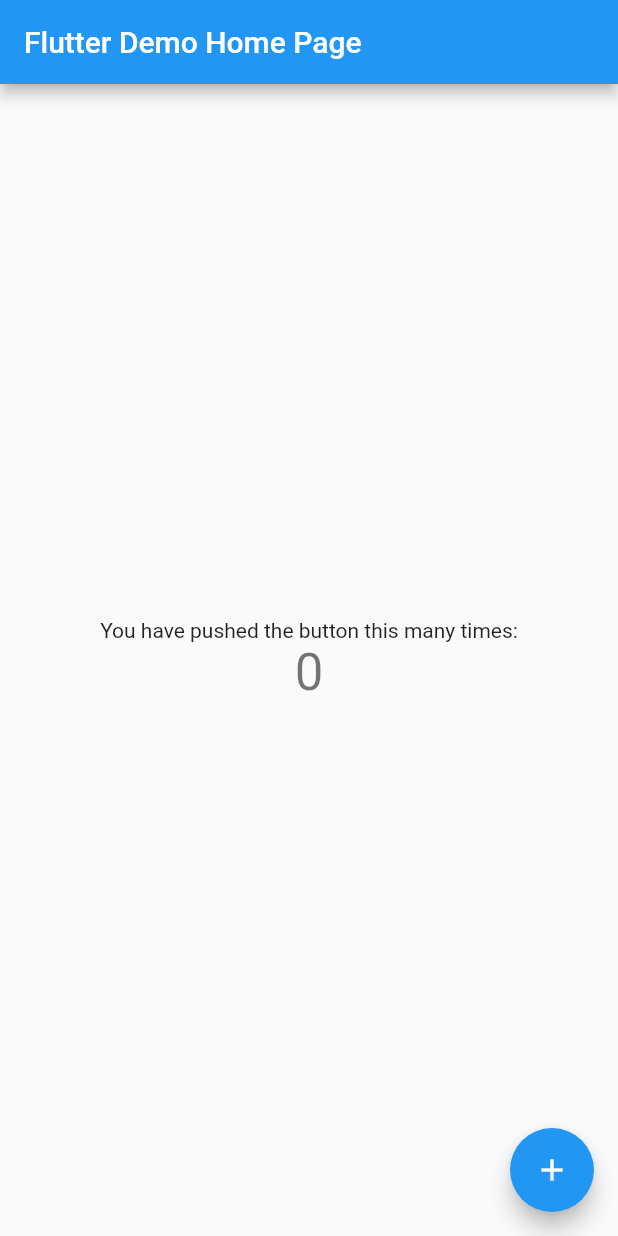
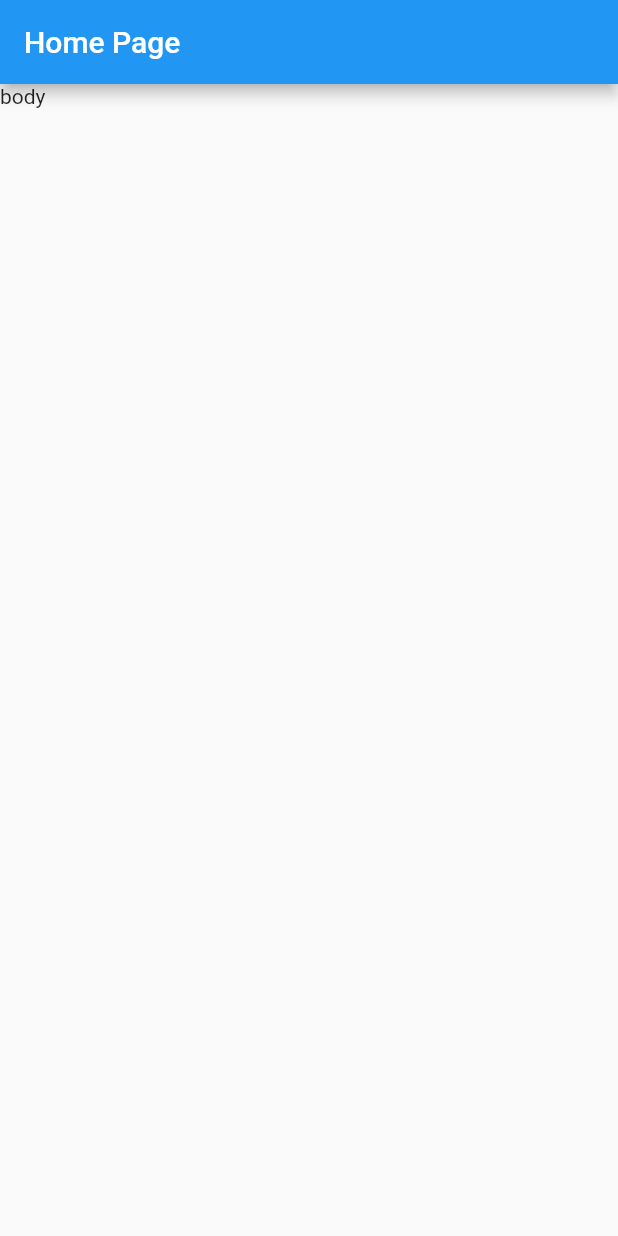
Before and after one commit to axflorezpersonal/proyectofinalsemillero, a Flutter app: the screen it shows after launch, on a phone screen of 412 x 824 dp. Run offline on Flutter 3.47's test engine with Material 2 defaults, Android fonts, the light colour scheme and no system bars.

Commit message:
Se crea pagina del home

```diff
--- a/lib/main.dart
+++ b/lib/main.dart
@@ -1,4 +1,5 @@
 import 'package:flutter/material.dart';
+import 'package:proyectofinalsemillero/src/pages/home_page.dart';
 
 void main() {
   runApp(MyApp());
@@ -22,92 +23,7 @@
         // is not restarted.
         primarySwatch: Colors.blue,
       ),
-      home: MyHomePage(title: 'Flutter Demo Home Page'),
+      home: HomePage(),
     );
   }
 }
-
-class MyHomePage extends StatefulWidget {
-  MyHomePage({Key? key, required this.title}) : super(key: key);
-
-  // This widget is the home page of your application. It is stateful, meaning
-  // that it has a State object (defined below) that contains fields that affect
-  // how it looks.
-
-  // This class is the configuration for the state. It holds the values (in this
-  // case the title) provided by the parent (in this case the App widget) and
-  // used by the build method of the State. Fields in a Widget subclass are
-  // always marked "final".
-
-  final String title;
-
-  @override
-  _MyHomePageState createState() => _MyHomePageState();
-}
-
-class _MyHomePageState extends State<MyHomePage> {
-  int _counter = 0;
-
-  void _incrementCounter() {
-    setState(() {
-      // This call to setState tells the Flutter framework that something has
-      // changed in this State, which causes it to rerun the build method below
-      // so that the display can reflect the updated values. If we changed
-      // _counter without calling setState(), then the build method would not be
-      // called again, and so nothing would appear to happen.
-      _counter++;
-    });
-  }
-
-  @override
-  Widget build(BuildContext context) {
-    // This method is rerun every time setState is called, for instance as done
-    // by the _incrementCounter method above.
-    //
-    // The Flutter framework has been optimized to make rerunning build methods
-    // fast, so that you can just rebuild anything that needs updating rather
-    // than having to individually change instances of widgets.
-    return Scaffold(
-      appBar: AppBar(
-        // Here we take the value from the MyHomePage object that was created by
-        // the App.build method, and use it to set our appbar title.
-        title: Text(widget.title),
-      ),
-      body: Center(
-        // Center is a layout widget. It takes a single child and positions it
-        // in the middle of the parent.
-        child: Column(
-          // Column is also a layout widget. It takes a list of children and
-          // arranges them vertically. By default, it sizes itself to fit its
-          // children horizontally, and tries to be as tall as its parent.
-          //
-          // Invoke "debug painting" (press "p" in the console, choose the
-          // "Toggle Debug Paint" action from the Flutter Inspector in Android
-          // Studio, or the "Toggle Debug Paint" command in Visual Studio Code)
-          // to see the wireframe for each widget.
-          //
-          // Column has various properties to control how it sizes itself and
-          // how it positions its children. Here we use mainAxisAlignment to
-          // center the children vertically; the main axis here is the vertical
-          // axis because Columns are vertical (the cross axis would be
-          // horizontal).
-          mainAxisAlignment: MainAxisAlignment.center,
-          children: <Widget>[
-            Text(
-              'You have pushed the button this many times:',
-            ),
-            Text(
-              '$_counter',
-              style: Theme.of(context).textTheme.headline4,
-            ),
-          ],
-        ),
-      ),
-      floatingActionButton: FloatingActionButton(
-        onPressed: _incrementCounter,
-        tooltip: 'Increment',
-        child: Icon(Icons.add),
-      ), // This trailing comma makes auto-formatting nicer for build methods.
-    );
-  }
-}
--- /dev/null
+++ b/lib/src/pages/home_page.dart
@@ -0,0 +1,19 @@
+import 'package:flutter/material.dart';
+
+class HomePage extends StatefulWidget {
+  HomePage({Key? key}) : super(key: key);
+
+  @override
+  _HomePageState createState() => _HomePageState();
+}
+
+class _HomePageState extends State<HomePage> {
+  @override
+  Widget build(BuildContext context) {
+    return Scaffold(
+      appBar: AppBar(title: Text('Home Page')),
+      body: Text('body'),
+
+    );
+  }
+}
```
Also changed, not shown: lib/src/pages/borrar.txt (deleted).
